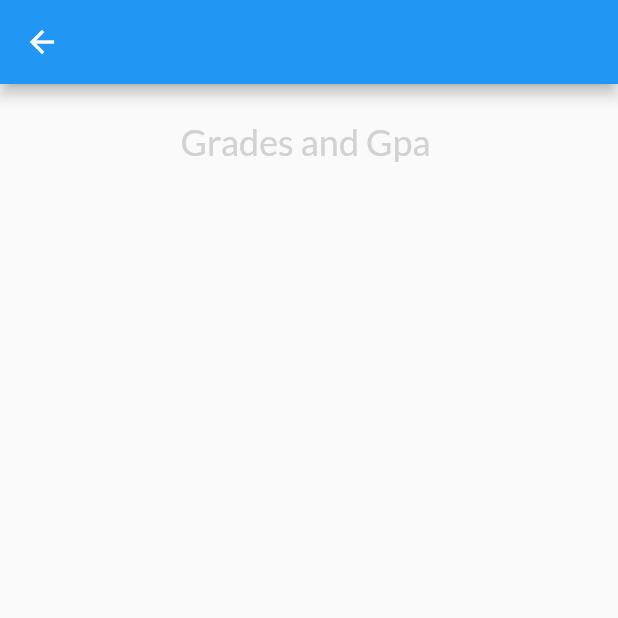
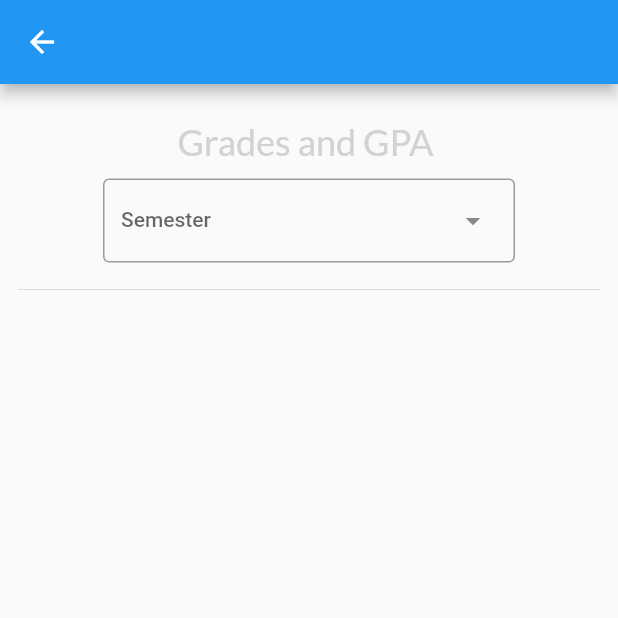
Before and after one commit to MaherWasel/kfupm_app, a Flutter app: the GradesAndGpa screen opened directly, on a phone screen of 412 x 824 dp, the top half of it. Run offline on Flutter 3.47's test engine with Material 2 defaults, Android fonts, the phone set to English and light mode, and no system bars; our stand-ins replace cloud_firestore, curved_navigation_bar, firebase_auth, firebase_core, firebase_storage, flutter_riverpod and 3 more; missing offline and left inert: mobile_scanner; accounts and stored records are empty; generated files the repository leaves out were written again.

Commit message:
gpa screen v1

```diff
--- /dev/null
+++ b/lib/features/home/presentation/Icons/services/GPA/GPA_dropdown.dart
@@ -0,0 +1,47 @@
+import 'package:flutter/material.dart';
+import 'package:flutter_riverpod/flutter_riverpod.dart';
+import 'package:kfupm_app/features/attendance/attendance_screen_controller.dart';
+import 'package:kfupm_app/features/home/presentation/Icons/services/GPA/GPA_controller.dart';
+
+class GPASemesterDropDown extends ConsumerWidget {
+  @override
+  Widget build(BuildContext context, WidgetRef ref) {
+    //Get list of semesters from firebase
+    //For now its hardcoded
+    final List<String> semesters = [
+      'Semester 222',
+      'Semester 223',
+      'Semester 231'
+    ];
+
+    //getting the controller
+    final controller = ref.read(gpaScreenControllerProvider.notifier);
+
+    return Center(
+      child: Container(
+        margin: const EdgeInsets.all(10),
+        child: Column(
+          children: [
+            DropdownMenu(
+              width: (2 / 3) * MediaQuery.of(context).size.width,
+              label: const Text('Semester'),
+              onSelected: (value) {
+                if (value != null) {
+                  controller.semester = value;
+                  controller.updateGPA();
+                }
+              },
+
+              //the enteries of the drop menu that we got from firebase
+              dropdownMenuEntries:
+                  //change ports
+                  semesters.map<DropdownMenuEntry<String>>((String value) {
+                return DropdownMenuEntry<String>(value: value, label: value);
+              }).toList(),
+            ),
+          ],
+        ),
+      ),
+    );
+  }
+}
--- /dev/null
+++ b/lib/features/home/presentation/Icons/services/GPA/GPA_screen.dart
@@ -0,0 +1,42 @@
+import 'package:flutter/material.dart';
+import 'package:flutter_riverpod/flutter_riverpod.dart';
+import 'package:kfupm_app/features/constants/Sizes.dart';
+import 'package:kfupm_app/features/home/presentation/Icons/services/GPA/GPA_controller.dart';
+import 'package:kfupm_app/features/home/presentation/Icons/services/GPA/GPA_dropdown.dart';
+import 'package:kfupm_app/features/home/presentation/Icons/services/GPA/GPA_widget.dart';
+
+class GradesAndGpa extends ConsumerWidget {
+  @override
+  Widget build(BuildContext context, WidgetRef ref) {
+    final state = ref.watch(gpaScreenControllerProvider);
+    final controller = ref.read(gpaScreenControllerProvider.notifier);
+
+    return Scaffold(
+      appBar: AppBar(),
+      body: Container(
+        margin: const EdgeInsets.all(Sizes.p12),
+        child: ListView(
+          children: [
+            const SizedBox(
+              height: Sizes.p12,
+            ),
+            Center(
+              child: Text(
+                "Grades and GPA ",
+                style: midTextL,
+              ),
+            ),
+            GPASemesterDropDown(),
+            controller.semester.isNotEmpty
+                ? GpaWidget(
+                    gpa: controller.gpa,
+                  )
+                : const Spacer(),
+            const Divider(),
+            // controller.semester.isNotEmpty?PUT WIDGET HERE:null,
+          ],
+        ),
+      ),
+    );
+  }
+}
--- a/lib/features/home/presentation/Icons/services/grades_and_gpa.dart
+++ /dev/null
@@ -1,29 +0,0 @@
-import 'package:flutter/material.dart';
-import 'package:kfupm_app/features/constants/Sizes.dart';
-
-class GradesAndGpa extends StatelessWidget{
-  @override
-  Widget build(BuildContext context) {
-    // TODO: implement build
-    return Scaffold(
-      appBar: AppBar(),
-      body: Container(
-        margin: const EdgeInsets.all(Sizes.p12),
-
-        child: ListView(
-          children: [
-            const SizedBox(
-              height: Sizes.p12,
-            ),
-            Center(
-              child: Text("Grades and Gpa ",
-              style: midTextL,),
-            )
-
-          ],
-        ),
-      ),
-    );
-  }
-
-}
--- a/lib/main.dart
+++ b/lib/main.dart
@@ -8,8 +8,8 @@ import 'package:kfupm_app/firebase_options.dart';
 
 Future<void> main() async {
   WidgetsFlutterBinding.ensureInitialized();
-  await Firebase.initializeApp(options: DefaultFirebaseOptions.currentPlatform);
+  await Firebase.initializeApp(options: DefaultFirebaseOptions.android);
   runApp(const ProviderScope(
-    child: MaterialApp(home:  StartingAppScreen()),
+    child: MaterialApp(home: StartingAppScreen()),
   ));
 }
```
Also changed, not shown: lib/features/home/presentation/Icons/columns/academic_column.dart (+13 -13 lines), lib/features/home/presentation/Icons/services/GPA/GPA_controller.dart (added, +34 -0 lines), lib/features/home/presentation/Icons/services/GPA/GPA_widget.dart (added, +32 -0 lines), lib/features/attendance/attendance_screen_controller.g.dart, lib/features/home/presentation/Icons/services/GPA/GPA_controller.g.dart (added), 1 other file.
